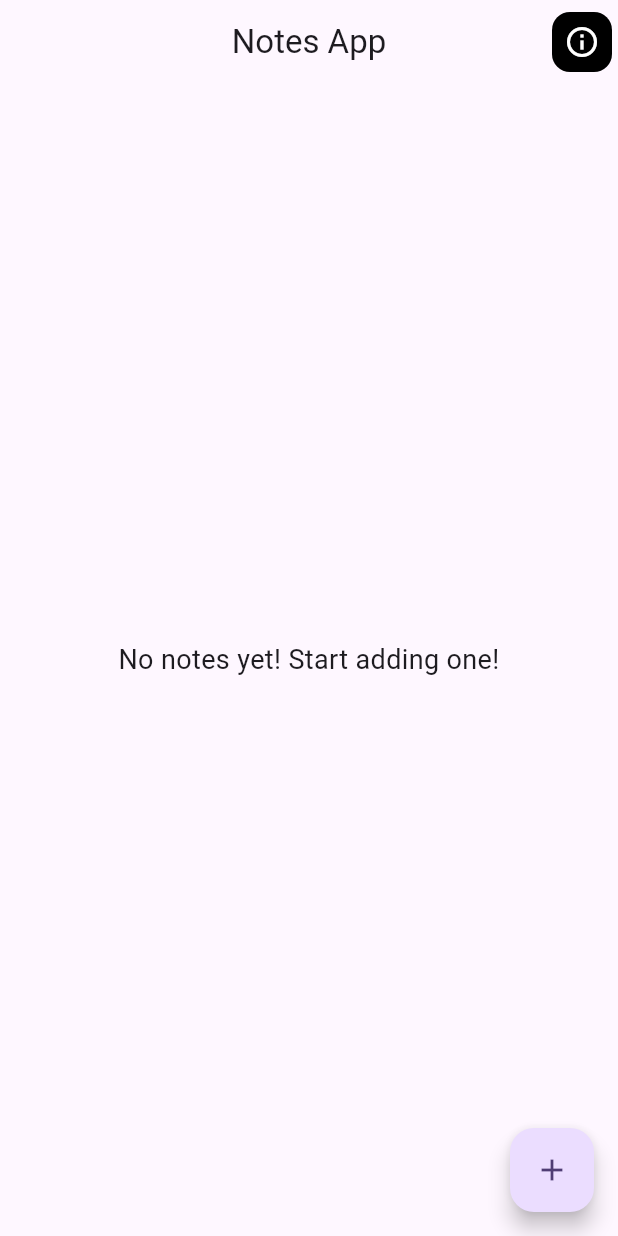
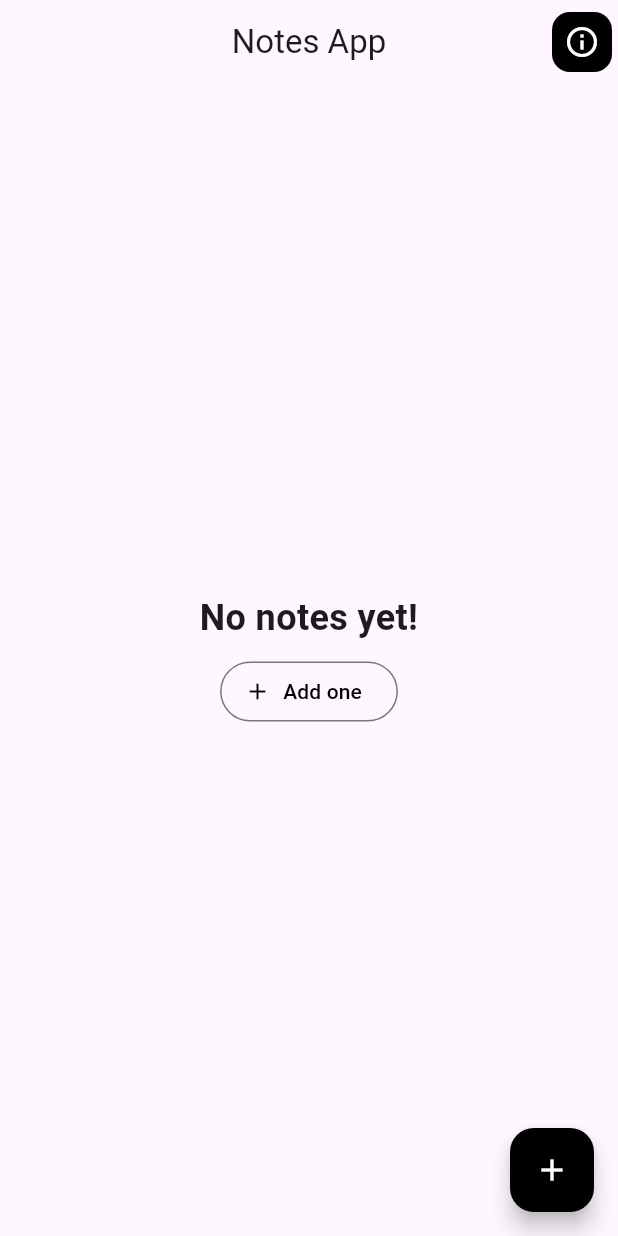
Before and after one commit to sm-sayedi/notes_app, a Flutter app: the screen it shows after launch, on a phone screen of 412 x 824 dp. Run offline on Flutter 3.47's test engine with Material 2 defaults, Android fonts, the phone set to English and light mode, and no system bars; our stand-ins replace sqflite; accounts and stored records are empty.

```diff
--- a/lib/constant.dart
+++ b/lib/constants.dart
@@ -1,7 +1,7 @@
 import 'package:flutter/material.dart';
 
-class Constant {
-  Constant._();
+class Constants {
+  Constants._();
 
   static List<Color> colors = [
     Colors.grey,
--- a/lib/main.dart
+++ b/lib/main.dart
@@ -1,7 +1,7 @@
 import 'package:flutter/material.dart';
-import 'package:notes_app/providers/notes_provider.dart';
 import 'package:provider/provider.dart';
 
+import 'providers/providers.dart';
 import 'screens/home_screen.dart';
 import 'services/services.dart';
 
--- a/lib/providers/notes_provider.dart
+++ b/lib/providers/notes_provider.dart
@@ -1,6 +1,6 @@
 import 'package:flutter/material.dart';
 
-import '../constant.dart';
+import '../constants.dart';
 import '../models/models.dart';
 import '../services/services.dart';
 
@@ -25,7 +25,7 @@ class NotesProvider extends ChangeNotifier {
     notifyListeners();
   }
 
-  int _noteColor = Constant.colors.first.value;
+  int _noteColor = Constants.colors.first.value;
 
   int get noteColor => _noteColor;
 
--- a/lib/screens/about_screen.dart
+++ b/lib/screens/about_screen.dart
@@ -1,6 +1,6 @@
 import 'package:flutter/material.dart';
 
-import '../constant.dart';
+import '../constants.dart';
 
 class AboutScreen extends StatelessWidget {
   const AboutScreen({super.key});
@@ -14,7 +14,7 @@ class AboutScreen extends StatelessWidget {
         leading: IconButton.filled(
           onPressed: () => Navigator.maybePop(context),
           icon: const Icon(Icons.arrow_back_ios_new),
-          style: Constant.buttonStyle,
+          style: Constants.buttonStyle,
         ),
       ),
       body: const Padding(
--- a/lib/screens/home_screen.dart
+++ b/lib/screens/home_screen.dart
@@ -1,7 +1,7 @@
 import 'package:flutter/material.dart';
 import 'package:provider/provider.dart';
 
-import '../constant.dart';
+import '../constants.dart';
 import '../providers/providers.dart';
 import '../widgets/widgets.dart';
 import 'screens.dart';
@@ -30,23 +30,22 @@ class _HomeScreenState extends State<HomeScreen> {
         centerTitle: true,
         actions: [
           IconButton(
-            onPressed: () {
-              Navigator.push(
-                context,
-                MaterialPageRoute(builder: (_) => const AboutScreen()),
-              );
-            },
+            onPressed: () => Navigator.push(
+              context,
+              MaterialPageRoute(builder: (_) => const AboutScreen()),
+            ),
             icon: const Icon(Icons.info_outlined),
-            style: Constant.buttonStyle,
+            style: Constants.buttonStyle,
           ),
         ],
       ),
       floatingActionButton: FloatingActionButton(
-        onPressed: () {
-          Navigator.of(context).push(
-            MaterialPageRoute(builder: (_) => const AddOrEditNoteScreen()),
-          );
-        },
+        onPressed: () => Navigator.push(
+          context,
+          MaterialPageRoute(builder: (_) => const AddOrEditNoteScreen()),
+        ),
+        backgroundColor: Colors.black,
+        foregroundColor: Colors.white,
         child: const Icon(Icons.add),
       ),
       body: Consumer<NotesProvider>(
@@ -56,22 +55,32 @@ class _HomeScreenState extends State<HomeScreen> {
             child: provider.loadingStatus == LoadingStatus.loading
                 ? const CircularProgressIndicator.adaptive()
                 : provider.notes.isEmpty
-                    ? const Text(
-                        'No notes yet! Start adding one!',
-                        style: TextStyle(fontSize: 18),
-                        textAlign: TextAlign.center,
+                    ? Column(
+                        mainAxisSize: MainAxisSize.min,
+                        children: [
+                          const Text(
+                            'No notes yet!',
+                            style: TextStyle(
+                              fontSize: 24,
+                              fontWeight: FontWeight.bold,
+                            ),
+                            textAlign: TextAlign.center,
+                          ),
+                          const SizedBox(height: 8),
+                          OutlinedButton.icon(
+                            icon: const Icon(Icons.add),
+                            label: const Text('Add one'),
+                            onPressed: () => Navigator.push(
+                              context,
+                              MaterialPageRoute(
+                                  builder: (_) => const AddOrEditNoteScreen()),
+                            ),
+                            style: TextButton.styleFrom(
+                                foregroundColor: Colors.black),
+                          )
+                        ],
                       )
-                    : GridView.builder(
-                        gridDelegate:
-                            const SliverGridDelegateWithFixedCrossAxisCount(
-                          crossAxisCount: 2,
-                          crossAxisSpacing: 8,
-                          mainAxisSpacing: 8,
-                        ),
-                        itemCount: provider.notes.length,
-                        itemBuilder: (_, int index) =>
-                            NoteCard(note: provider.notes[index]),
-                      ),
+                    : const NotesGrid(),
           ),
         ),
       ),
--- a/lib/services/database_service.dart
+++ b/lib/services/database_service.dart
@@ -1,6 +1,7 @@
-import 'package:notes_app/services/services.dart';
 import 'package:path/path.dart';
 import 'package:sqflite/sqflite.dart';
+
+import 'services.dart';
 
 class DatabaseService {
   static Database? _database;
@@ -23,7 +24,7 @@ class DatabaseService {
   }
 
   Future<String> get fullPath async {
-    const name = 'app_database';
+    const name = 'notes_app.db';
     final path = await getDatabasesPath();
     return join(path, name);
   }
--- a/lib/services/note_db_helper.dart
+++ b/lib/services/note_db_helper.dart
@@ -7,11 +7,11 @@ class NoteDBHelper {
   NoteDBHelper._();
 
   static const String tableName = 'notes';
-  static const String title = 'title';
-  static const String content = 'content';
-  static const String color = 'color';
-  static const String createdAt = 'updatedAt';
-  static const String updatedAt = 'createdAt';
+  static const String title = Note.titleLabel;
+  static const String content = Note.contentLabel;
+  static const String color = Note.colorLabel;
+  static const String createdAt = Note.createdAtLabel;
+  static const String updatedAt = Note.updatedAtLabel;
 
   static Future<void> createTable(Database database) async {
     database.execute(
--- a/lib/widgets/widgets.dart
+++ b/lib/widgets/widgets.dart
@@ -1,2 +1,3 @@
 export 'color_pallete.dart';
 export 'note_card.dart';
+export 'notes_grid.dart';
```
Also changed, not shown: lib/models/note.dart (+18 -12 lines), lib/screens/add_or_edit_note_screen.dart (+9 -9 lines), lib/widgets/color_pallete.dart (+5 -5 lines), lib/widgets/note_card.dart (+15 -14 lines), lib/widgets/notes_grid.dart (added, +29 -0 lines), lib/services/services.dart (line endings or trailing spaces).
